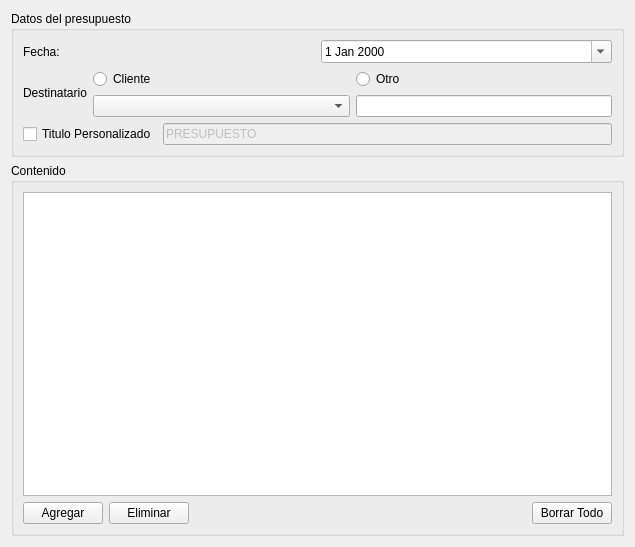
Old version of the form trunk/plugins/presupuesto/FormPresupuestoBase.ui in the repository chungote/gestotux.
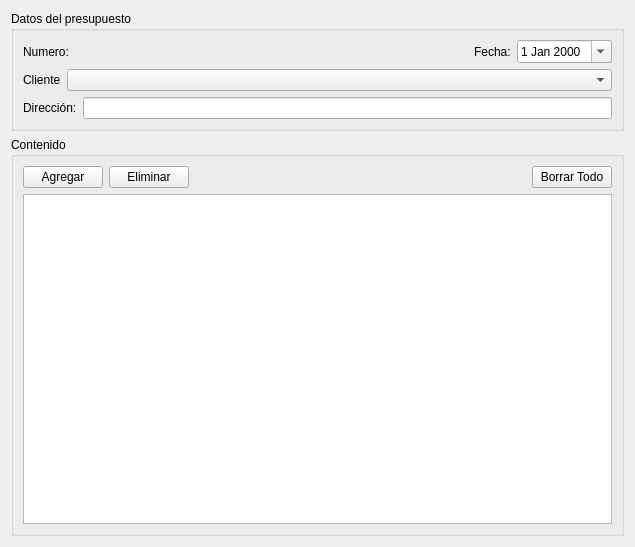
New version of the form.

Commit message: - Colocada creación de tablas unicode. - Mejorado sistema de creación de presupuestos. - Mejorado sistema de numeros de comprobante para habilitar copia en el constructor. - Agregado metodo de siguiente numero para la clase numerocomprobante.

The edit to the form file:
```diff
--- a/trunk/plugins/presupuesto/FormPresupuestoBase.ui
+++ b/trunk/plugins/presupuesto/FormPresupuestoBase.ui
@@ -13,96 +13,91 @@
   <property name="windowTitle">
    <string>Form</string>
   </property>
-  <layout class="QVBoxLayout" name="verticalLayout_2">
+  <layout class="QVBoxLayout" name="verticalLayout_3">
    <item>
     <widget class="QGroupBox" name="groupBox">
      <property name="title">
       <string>Datos del presupuesto</string>
      </property>
-     <layout class="QVBoxLayout" name="_2">
+     <layout class="QVBoxLayout" name="verticalLayout_2">
       <item>
-       <layout class="QHBoxLayout" name="_3">
+       <layout class="QHBoxLayout" name="horizontalLayout_4">
         <item>
-         <widget class="QLabel" name="label">
+         <widget class="QLabel" name="LNumeroComprobante">
           <property name="text">
-           <string>Fecha:</string>
+           <string>Numero:</string>
           </property>
          </widget>
         </item>
         <item>
-         <widget class="QDateEdit" name="dEFecha">
-          <property name="calendarPopup">
-           <bool>true</bool>
+         <spacer name="horizontalSpacer_2">
+          <property name="orientation">
+           <enum>Qt::Horizontal</enum>
           </property>
-         </widget>
-        </item>
-       </layout>
-      </item>
-      <item>
-       <layout class="QHBoxLayout" name="_4">
-        <item>
-         <widget class="QLabel" name="label_2">
-          <property name="text">
-           <string>Destinatario</string>
+          <property name="sizeType">
+           <enum>QSizePolicy::MinimumExpanding</enum>
           </property>
-         </widget>
+          <property name="sizeHint" stdset="0">
+           <size>
+            <width>40</width>
+            <height>20</height>
+           </size>
+          </property>
+         </spacer>
         </item>
         <item>
-         <layout class="QVBoxLayout" name="_5">
+         <layout class="QHBoxLayout" name="_3">
           <item>
-           <widget class="QRadioButton" name="RBCliente">
+           <widget class="QLabel" name="label">
             <property name="text">
-             <string>Cliente</string>
+             <string>Fecha:</string>
             </property>
            </widget>
           </item>
           <item>
-           <widget class="QComboBox" name="CBCliente">
-            <property name="sizePolicy">
-             <sizepolicy hsizetype="Expanding" vsizetype="Fixed">
-              <horstretch>0</horstretch>
-              <verstretch>0</verstretch>
-             </sizepolicy>
+           <widget class="QDateEdit" name="dEFecha">
+            <property name="calendarPopup">
+             <bool>true</bool>
             </property>
            </widget>
           </item>
          </layout>
         </item>
-        <item>
-         <layout class="QVBoxLayout" name="_6">
-          <item>
-           <widget class="QRadioButton" name="RBOtro">
-            <property name="text">
-             <string>Otro</string>
-            </property>
-           </widget>
-          </item>
-          <item>
-           <widget class="QLineEdit" name="LEOtro"/>
-          </item>
-         </layout>
-        </item>
        </layout>
       </item>
       <item>
-       <layout class="QHBoxLayout" name="_7">
+       <layout class="QHBoxLayout" name="horizontalLayout_3">
         <item>
-         <widget class="QCheckBox" name="CkBTitulo">
+         <widget class="QLabel" name="label_4">
           <property name="text">
-           <string>Titulo Personalizado</string>
+           <string>Cliente</string>
           </property>
          </widget>
         </item>
         <item>
-         <widget class="QLineEdit" name="LETitulo">
-          <property name="enabled">
-           <bool>false</bool>
+         <widget class="QComboBox" name="CBCliente">
+          <property name="sizePolicy">
+           <sizepolicy hsizetype="MinimumExpanding" vsizetype="Fixed">
+            <horstretch>0</horstretch>
+            <verstretch>0</verstretch>
+           </sizepolicy>
           </property>
+         </widget>
+        </item>
+       </layout>
+      </item>
+      <item>
+       <layout class="QHBoxLayout" name="horizontalLayout_2">
+        <item>
+         <widget class="QLabel" name="label_3">
           <property name="text">
-           <string>PRESUPUESTO</string>
+           <string>Dirección:</string>
           </property>
          </widget>
         </item>
+        <item>
+         <widget class="QLineEdit" name="LEDireccion"/>
+        </item>
        </layout>
       </item>
      </layout>
@@ -114,9 +109,6 @@
       <string>Contenido</string>
      </property>
      <layout class="QVBoxLayout" name="verticalLayout">
-      <item>
-       <widget class="QTableView" name="TVContenido"/>
-      </item>
       <item>
        <layout class="QHBoxLayout" name="horizontalLayout">
         <item>
@@ -155,6 +147,9 @@
         </item>
        </layout>
       </item>
+      <item>
+       <widget class="QTableView" name="TVContenido"/>
+      </item>
      </layout>
     </widget>
    </item>
```
The commit also changes 17 other files.
